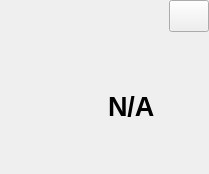
Qt form src/libs/libwidgets/node/PortableIDWidget.ui (mrdeveloperdude/OctoMY) before a commit.
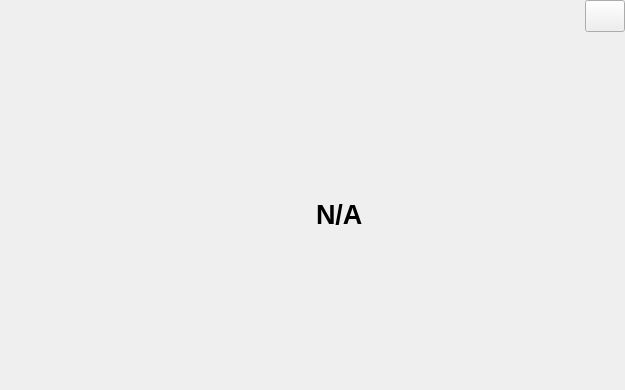
The same form after that commit. The open tabs and pages were chosen to show the change. Icons and pictures are not drawn. Custom widgets are drawn as their Qt base class.

```diff
--- a/src/libs/libwidgets/node/PortableIDWidget.ui
+++ b/src/libs/libwidgets/node/PortableIDWidget.ui
@@ -6,8 +6,8 @@
    <rect>
     <x>0</x>
     <y>0</y>
-    <width>209</width>
-    <height>174</height>
+    <width>625</width>
+    <height>390</height>
    </rect>
   </property>
   <property name="sizePolicy">
```
Left out of the diff: 47 changed lines with no effect on the pictures.
